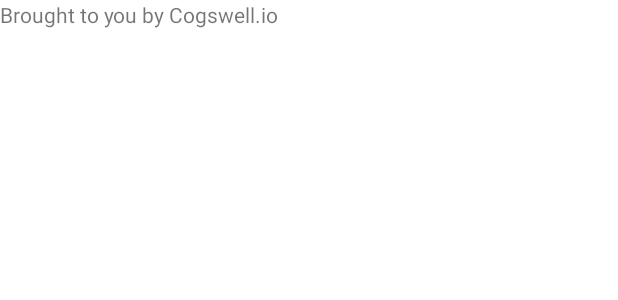
After one commit to rpcxdr/CogswellDropMic, an Android app: the layout about_fragment.xml on its own in the app's theme, with its tools: preview values and no code run, on a phone screen of 412 x 824 dp. The commit adds this screen. Shown: the top 300 px of the screen. Run offline under Robolectric (Android 15) with nearby library versions, the phone set to English and light mode, and no system bars.

Commit message:
Added About text

```diff
--- a/src/main/java/io/cogswell/example/dropmic/notifications/GcmBroadcastReceiver.java
+++ b/src/main/java/io/cogswell/example/dropmic/notifications/GcmBroadcastReceiver.java
@@ -1,4 +1,4 @@
-package io.cogswell.dropmic.notifications;
+package io.cogswell.example.dropmic.notifications;
 
 import android.app.Activity;
 import android.content.ComponentName;
--- a/src/main/java/io/cogswell/example/dropmic/notifications/GcmService.java
+++ b/src/main/java/io/cogswell/example/dropmic/notifications/GcmService.java
@@ -1,4 +1,4 @@
-package io.cogswell.dropmic.notifications;
+package io.cogswell.example.dropmic.notifications;
 
 import android.app.Notification;
 import android.app.NotificationManager;
--- a/src/main/java/io/cogswell/example/dropmic/notifications/InstanceIDService.java
+++ b/src/main/java/io/cogswell/example/dropmic/notifications/InstanceIDService.java
@@ -1,4 +1,4 @@
-package io.cogswell.dropmic.notifications;
+package io.cogswell.example.dropmic.notifications;
 
 import android.content.Intent;
 import android.util.Log;
--- a/src/main/java/io/cogswell/example/dropmic/notifications/QuickstartPreferences.java
+++ b/src/main/java/io/cogswell/example/dropmic/notifications/QuickstartPreferences.java
@@ -14,7 +14,7 @@
  * limitations under the License.
  */
 
-package io.cogswell.dropmic.notifications;
+package io.cogswell.example.dropmic.notifications;
 
 public class QuickstartPreferences {
 
--- a/src/main/java/io/cogswell/example/dropmic/notifications/RegistrationIntentService.java
+++ b/src/main/java/io/cogswell/example/dropmic/notifications/RegistrationIntentService.java
@@ -1,4 +1,4 @@
-package io.cogswell.dropmic.notifications;
+package io.cogswell.example.dropmic.notifications;
 
 import android.app.IntentService;
 import android.app.Notification;
--- /dev/null
+++ b/src/main/res/layout/about_fragment.xml
@@ -0,0 +1,18 @@
+<FrameLayout xmlns:android="http://schemas.android.com/apk/res/android"
+    xmlns:tools="http://schemas.android.com/tools"
+    android:layout_width="match_parent"
+    android:layout_height="match_parent"
+    android:backgroundTint="#ffffff"
+    android:background="#ffffff">
+
+    <TextView
+        android:scrollbars = "vertical"
+        android:fillViewport = "true"
+        android:layout_width="match_parent"
+        android:layout_height="match_parent"
+        android:text="Brought to you by Cogswell.io"
+        android:id="@+id/aboutTextView"
+        android:layout_gravity="center"
+        />
+
+</FrameLayout>
```
Also changed, not shown: src/main/java/io/cogswell/example/dropmic/EventActivity.java (+48 -17 lines), src/main/java/io/cogswell/example/dropmic/PushActivity.java (+5 -20 lines), src/main/res/layout/content_event.xml (+12 -2 lines), src/main/res/values/strings.xml (+21 -0 lines).
